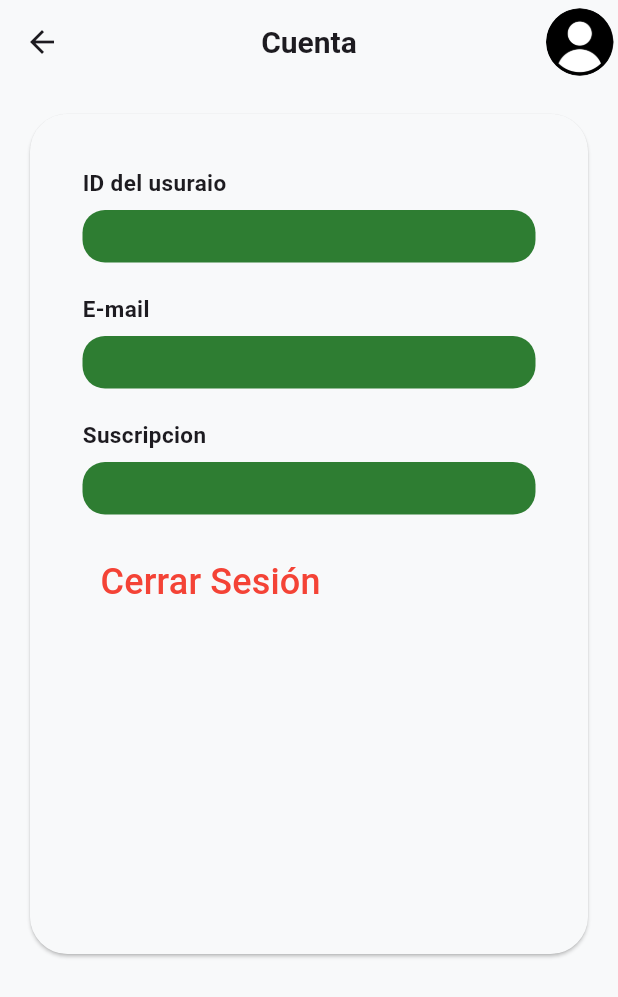
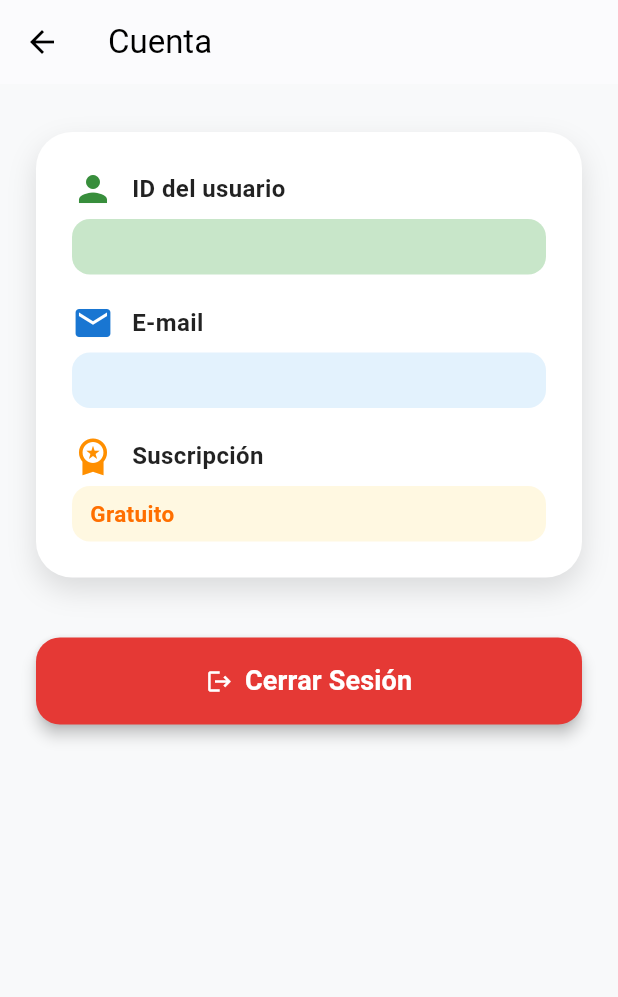
Before and after one commit to abaluZ/tuDespensaApp, a Flutter app: the AjustesPage screen opened directly, item 4 of the bottom bar chosen, after a tap on "Cuenta", on a phone screen of 412 x 824 dp. Shown: the top 997 px of the screen. Run offline on Flutter 3.47's test engine with Material 3 defaults, Android fonts, the phone set to English and light mode, and no system bars; our stand-ins replace flutter_screenutil, flutter_svg, image_picker, open_file, shared_preferences; accounts and stored records are empty; network calls fail.

Commit message:
Ultimos detalles

```diff
--- a/lib/pages/account_page.dart
+++ b/lib/pages/account_page.dart
@@ -6,110 +6,176 @@ import 'package:tudespensa/pages/wellcome_page.dart';
 import 'package:tudespensa/provider/auth_provider.dart';
 import 'package:tudespensa/provider/profile_provider.dart';
 import 'package:tudespensa/widgets/appBarV.dart';
-import 'package:tudespensa/widgets/user/profile_field_input.dart';
+import 'package:tudespensa/pages/login_request_page.dart';
 
-class CuentaPage extends StatelessWidget {
-  const CuentaPage({super.key});
+class AccountPage extends StatelessWidget {
+  const AccountPage({super.key});
 
   @override
   Widget build(BuildContext context) {
+    final profileProvider = Provider.of<ProfileProvider>(context);
+    final user = profileProvider.userModel;
+
     return Scaffold(
-      appBar: AppBarDespensa(
-        backgroundColor: BackgroundColor,
-        onBack: () {
-          Navigator.pop(context);
-        },
-        onAvatarTap: () {
-          Navigator.push(
-            context,
-            MaterialPageRoute(
-              builder: (context) => HomePage(),
+      appBar: AppBar(
+        title: const Text('Cuenta'),
+        backgroundColor: Colors.white,
+        foregroundColor: Colors.black,
+        elevation: 0.5,
       ),
-          );
-        },
-        logoPath: 'assets/images/logo.png',
-        avatarPath: 'assets/images/icon.png',
-        titleText: 'Cuenta',
-      ),
-      body: SingleChildScrollView(
+      body: Center(
         child: Padding(
-          padding: const EdgeInsets.all(16.0),
+          padding: const EdgeInsets.symmetric(horizontal: 24, vertical: 32),
           child: Column(
-            mainAxisAlignment: MainAxisAlignment.center,
+            mainAxisAlignment: MainAxisAlignment.start,
             crossAxisAlignment: CrossAxisAlignment.center,
             children: [
-              Center(
-                child: Card(
-                  color: BackgroundColor,
-                  shape: RoundedRectangleBorder(
-                    borderRadius: BorderRadius.circular(25),
+              Container(
+                padding: const EdgeInsets.all(24),
+                decoration: BoxDecoration(
+                  color: Colors.white,
+                  borderRadius: BorderRadius.circular(24),
+                  boxShadow: [
+                    BoxShadow(
+                      color: Colors.black12,
+                      blurRadius: 16,
+                      offset: Offset(0, 8),
                     ),
-                  child: Container(
-                    width: 400,
-                    height: 550,
-                    margin: EdgeInsets.all(5),
-                    child: Padding(
-                      padding: const EdgeInsets.all(30.0),
+                  ],
+                ),
                 child: Column(
                   crossAxisAlignment: CrossAxisAlignment.start,
-                        mainAxisSize: MainAxisSize.min,
                   children: [
-                          Consumer<ProfileProvider>(
-                            builder: (context, profileProvider, child) {
-                              return ProfielInput(
-                                titulo: 'ID del usuraio',
-                                contenido: profileProvider.userModel?.id ?? '',
-                                cargando: profileProvider.isLoading,
-                                colorFondo: Verde,
-                              );
-                            },
+                    Row(
+                      children: [
+                        Icon(Icons.person, color: Colors.green[700], size: 28),
+                        const SizedBox(width: 12),
+                        Text(
+                          'ID del usuario',
+                          style: TextStyle(
+                            fontWeight: FontWeight.bold,
+                            fontSize: 16,
+                            color: Colors.black87,
                           ),
-                          SizedBox(height: 20),
-                          Consumer<ProfileProvider>(
-                            builder: (context, profileProvider, child) {
-                              return ProfielInput(
-                                titulo: 'E-mail',
-                                contenido:
-                                    profileProvider.userModel?.email ?? '',
-                                cargando: profileProvider.isLoading,
-                                colorFondo: Verde,
-                              );
-                            },
                         ),
-                          SizedBox(height: 20),
-                          Consumer<ProfileProvider>(
-                            builder: (context, profileProvider, child) {
-                              return ProfielInput(
-                                titulo: 'Suscripcion',
-                                contenido:
-                                    profileProvider.userModel?.plan ?? '',
-                                cargando: profileProvider.isLoading,
-                                colorFondo: Verde,
-                              );
-                            },
+                      ],
                     ),
-                          SizedBox(height: 20),
-                          TextButton(
+                    const SizedBox(height: 6),
+                    Container(
+                      width: double.infinity,
+                      padding: const EdgeInsets.symmetric(vertical: 8, horizontal: 12),
+                      decoration: BoxDecoration(
+                        color: Colors.green[100],
+                        borderRadius: BorderRadius.circular(12),
+                      ),
+                      child: Text(
+                        user?.id ?? '-',
+                        style: TextStyle(
+                          color: Colors.green[900],
+                          fontWeight: FontWeight.w600,
+                          fontSize: 15,
+                        ),
+                        overflow: TextOverflow.ellipsis,
+                      ),
+                    ),
+                    const SizedBox(height: 18),
+                    Row(
+                      children: [
+                        Icon(Icons.email, color: Colors.blue[700], size: 28),
+                        const SizedBox(width: 12),
+                        Text(
+                          'E-mail',
+                          style: TextStyle(
+                            fontWeight: FontWeight.bold,
+                            fontSize: 16,
+                            color: Colors.black87,
+                          ),
+                        ),
+                      ],
+                    ),
+                    const SizedBox(height: 6),
+                    Container(
+                      width: double.infinity,
+                      padding: const EdgeInsets.symmetric(vertical: 8, horizontal: 12),
+                      decoration: BoxDecoration(
+                        color: Colors.blue[50],
+                        borderRadius: BorderRadius.circular(12),
+                      ),
+                      child: Text(
+                        user?.email ?? '-',
+                        style: TextStyle(
+                          color: Colors.blue[900],
+                          fontWeight: FontWeight.w600,
+                          fontSize: 15,
+                        ),
+                        overflow: TextOverflow.ellipsis,
+                      ),
+                    ),
+                    const SizedBox(height: 18),
+                    Row(
+                      children: [
+                        Icon(Icons.workspace_premium, color: Colors.amber[800], size: 28),
+                        const SizedBox(width: 12),
+                        Text(
+                          'Suscripción',
+                          style: TextStyle(
+                            fontWeight: FontWeight.bold,
+                            fontSize: 16,
+                            color: Colors.black87,
+                          ),
+                        ),
+                      ],
+                    ),
+                    const SizedBox(height: 6),
+                    Container(
+                      width: double.infinity,
+                      padding: const EdgeInsets.symmetric(vertical: 8, horizontal: 12),
+                      decoration: BoxDecoration(
+                        color: Colors.amber[50],
+                        borderRadius: BorderRadius.circular(12),
+                      ),
+                      child: Text(
+                        (user?.plan.toLowerCase() == 'premium' || user?.role.toLowerCase() == 'premium')
+                          ? 'Premium'
+                          : 'Gratuito',
+                        style: TextStyle(
+                          color: Colors.amber[900],
+                          fontWeight: FontWeight.w600,
+                          fontSize: 15,
+                        ),
+                        overflow: TextOverflow.ellipsis,
+                      ),
+                    ),
+                  ],
+                ),
+              ),
+              const SizedBox(height: 40),
+              SizedBox(
+                width: double.infinity,
+                child: ElevatedButton.icon(
                   onPressed: () async {
-                              final authProvider = Provider.of<AuthProvider>(context, listen: false);
-                              await authProvider.logout();
+                    await Provider.of<AuthProvider>(context, listen: false).logout();
                     if (context.mounted) {
                       Navigator.pushAndRemoveUntil(
                         context,
-                                  MaterialPageRoute(builder: (context) => const WellcomePage()),
+                        MaterialPageRoute(builder: (_) => LoginRequestPage()),
                         (route) => false,
                       );
                     }
                   },
-                            child: Text(
+                  icon: const Icon(Icons.logout, color: Colors.white),
+                  label: const Text(
                     'Cerrar Sesión',
-                              style:
-                                  TextStyle(fontSize: 24, color: Colors.red),
+                    style: TextStyle(fontSize: 18, fontWeight: FontWeight.bold),
                   ),
-                          )
-                        ],
+                  style: ElevatedButton.styleFrom(
+                    backgroundColor: Colors.red[600],
+                    foregroundColor: Colors.white,
+                    padding: const EdgeInsets.symmetric(vertical: 16),
+                    shape: RoundedRectangleBorder(
+                      borderRadius: BorderRadius.circular(16),
                     ),
-                    ),
+                    elevation: 4,
                   ),
                 ),
               ),
--- a/lib/pages/settings_page.dart
+++ b/lib/pages/settings_page.dart
@@ -107,7 +107,7 @@ class AjustesPage extends StatelessWidget {
                 Navigator.push(
                   context,
                   MaterialPageRoute(
-                    builder: (context) => const CuentaPage(),
+                    builder: (context) => const AccountPage(),
                   ),
                 );
               },
--- a/lib/pages/user_page.dart
+++ b/lib/pages/user_page.dart
@@ -167,7 +167,7 @@ class UserPage extends StatelessWidget {
                                   Navigator.push(
                                     context,
                                     MaterialPageRoute(
-                                      builder: (context) => const CuentaPage(),
+                                      builder: (context) => const AccountPage(),
                                     ),
                                   );
                                 } else {
```
Also changed, not shown: 4 other files. Lines whose indentation alone changed are shown as unchanged.
